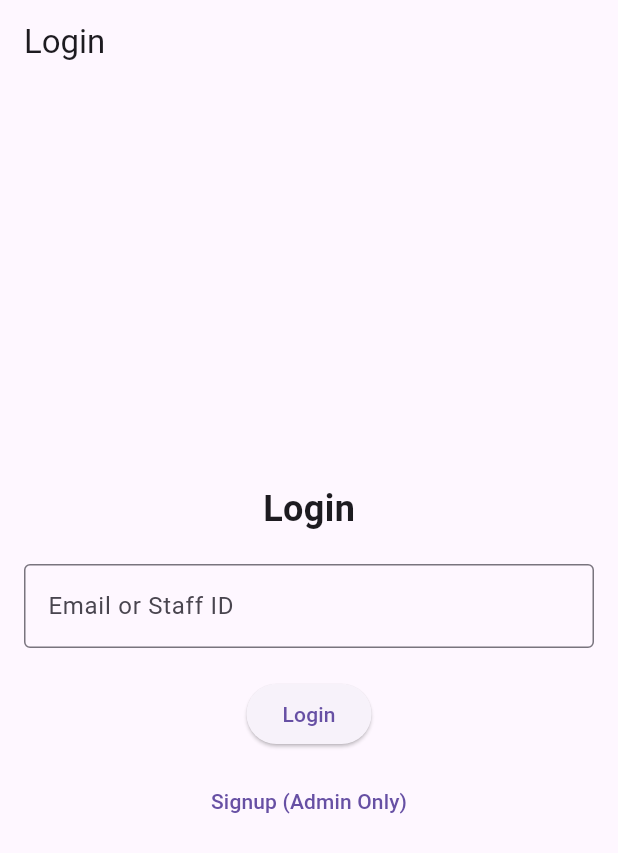
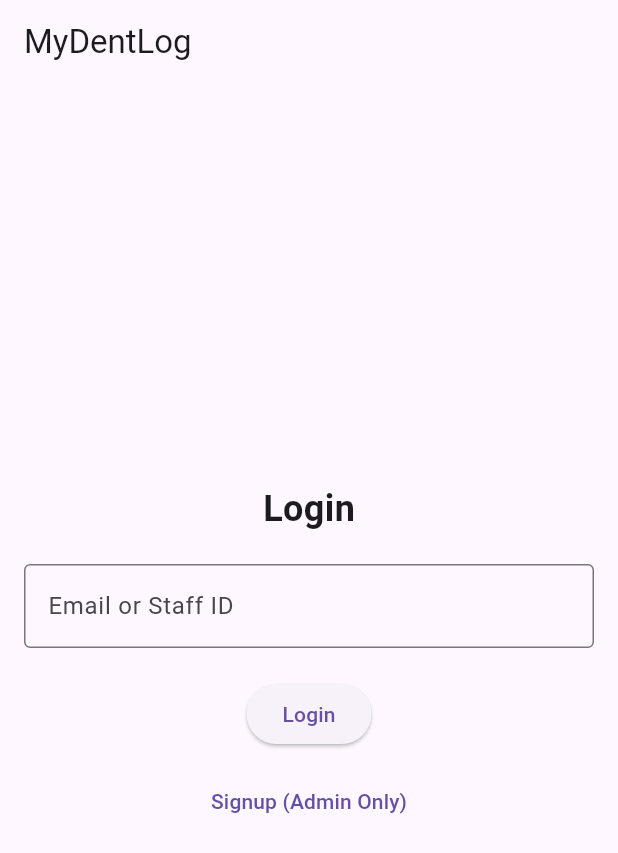
Before and after one commit to vishnuprabhakar05/MyDentLog, a Flutter app: the screen it shows after launch, on a phone screen of 412 x 824 dp. Shown: the top 853 px of the screen. Run offline on Flutter 3.47's test engine with Material 3 defaults, Android fonts, the phone set to English and light mode, and no system bars; our stand-ins replace file_picker, firebase_core, firebase_database; accounts and stored records are empty.

Commit message:
App structure changes

```diff
--- a/lib/screens/login_screen.dart
+++ b/lib/screens/login_screen.dart
@@ -33,7 +33,7 @@ class _LoginScreenState extends State<LoginScreen> {
   @override
   Widget build(BuildContext context) {
     return Scaffold(
-      appBar: AppBar(title: Text('Login')),
+      appBar: AppBar(title: Text('MyDentLog')),
       body: Center(
         child: Padding(
           padding: const EdgeInsets.all(16.0),
```
